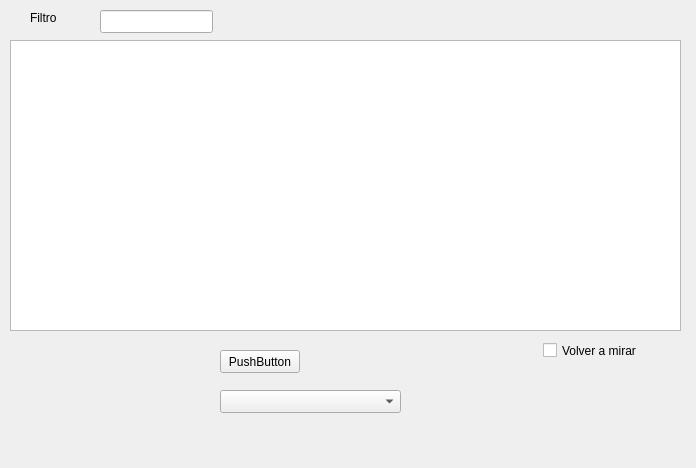
rogorido/qtpredicadores, file gui/dlgobispos.ui: the form before one commit.
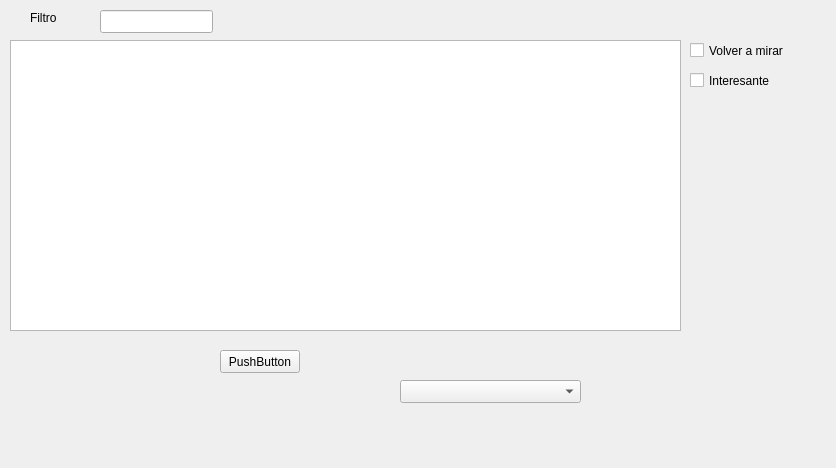
The form after the commit.

Commit message: Filtro por interesante en form dlgObispos

The edit to the form file:
```diff
--- a/gui/dlgobispos.ui
+++ b/gui/dlgobispos.ui
@@ -6,7 +6,7 @@
    <rect>
     <x>0</x>
     <y>0</y>
-    <width>696</width>
+    <width>836</width>
     <height>468</height>
    </rect>
   </property>
@@ -52,8 +52,8 @@
   <widget class="QCheckBox" name="ckVolverAMirar">
    <property name="geometry">
     <rect>
-     <x>543</x>
-     <y>340</y>
+     <x>690</x>
+     <y>40</y>
      <width>141</width>
      <height>21</height>
     </rect>
@@ -78,13 +78,26 @@
   <widget class="QComboBox" name="cbDiocesis">
    <property name="geometry">
     <rect>
-     <x>220</x>
-     <y>390</y>
+     <x>400</x>
+     <y>380</y>
      <width>181</width>
      <height>23</height>
     </rect>
    </property>
   </widget>
+  <widget class="QCheckBox" name="ckInteresante">
+   <property name="geometry">
+    <rect>
+     <x>690</x>
+     <y>70</y>
+     <width>84</width>
+     <height>21</height>
+    </rect>
+   </property>
+   <property name="text">
+    <string>Interesante</string>
+   </property>
+  </widget>
  </widget>
  <resources/>
  <connections/>
```
The commit also changes 2 other files.
